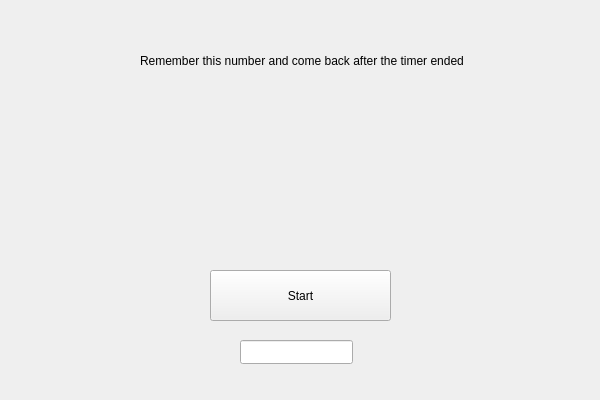
This is WinBlitz/RememberNumber.ui in PyroWilDx/WinBlitz as Qt 5 draws it before an edit. The edited form follows.
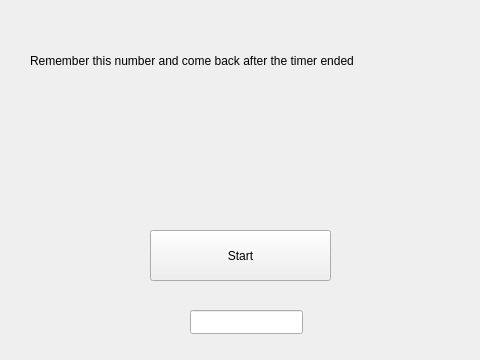
This is the edited form.

```diff
--- a/WinBlitz/RememberNumber.ui
+++ b/WinBlitz/RememberNumber.ui
@@ -6,8 +6,8 @@
    <rect>
     <x>0</x>
     <y>0</y>
-    <width>600</width>
-    <height>400</height>
+    <width>480</width>
+    <height>360</height>
    </rect>
   </property>
   <property name="windowTitle">
@@ -16,9 +16,9 @@
   <widget class="QLabel" name="Info1">
    <property name="geometry">
     <rect>
-     <x>140</x>
+     <x>30</x>
      <y>30</y>
-     <width>341</width>
+     <width>411</width>
      <height>61</height>
     </rect>
    </property>
@@ -29,8 +29,8 @@
   <widget class="QLabel" name="Timer">
    <property name="geometry">
     <rect>
-     <x>140</x>
-     <y>130</y>
+     <x>40</x>
+     <y>140</y>
      <width>341</width>
      <height>61</height>
     </rect>
@@ -42,8 +42,8 @@
   <widget class="QPushButton" name="StartButton">
    <property name="geometry">
     <rect>
-     <x>210</x>
-     <y>270</y>
+     <x>150</x>
+     <y>230</y>
      <width>181</width>
      <height>51</height>
     </rect>
@@ -55,8 +55,8 @@
   <widget class="QLineEdit" name="Answer">
    <property name="geometry">
     <rect>
-     <x>240</x>
-     <y>340</y>
+     <x>190</x>
+     <y>310</y>
      <width>113</width>
      <height>24</height>
     </rect>
@@ -65,8 +65,8 @@
   <widget class="QLabel" name="Number">
    <property name="geometry">
     <rect>
-     <x>140</x>
-     <y>80</y>
+     <x>20</x>
+     <y>90</y>
      <width>341</width>
      <height>61</height>
     </rect>
```
